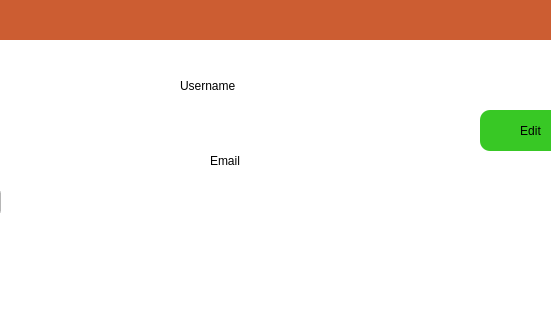
Above: TriviadorGame/TriviadorGame/GameWindow.ui from Mihnea11/Triviador before the change; both pictures show x 200 to 751 and y 0 to 320 of the 1280 by 720 pixel window. Below: the same form after it.
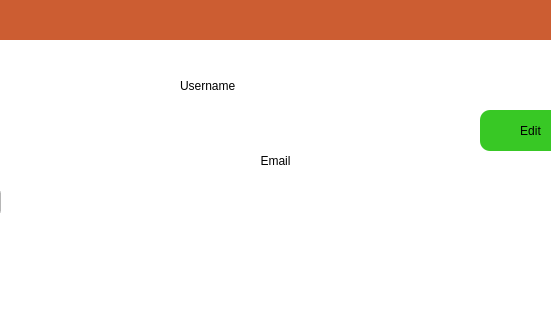
That is the form after the change. Icons and pictures are not drawn.

Commit message: Added profile functionality and minor ui changes

```diff
--- a/TriviadorGame/TriviadorGame/GameWindow.ui
+++ b/TriviadorGame/TriviadorGame/GameWindow.ui
@@ -10,6 +10,18 @@
     <height>720</height>
    </rect>
   </property>
+  <property name="minimumSize">
+   <size>
+    <width>1280</width>
+    <height>720</height>
+   </size>
+  </property>
+  <property name="maximumSize">
+   <size>
+    <width>1280</width>
+    <height>720</height>
+   </size>
+  </property>
   <property name="windowTitle">
    <string>Dialog</string>
   </property>
@@ -205,9 +217,9 @@
    <widget class="QLabel" name="ProfileEmailLabel">
     <property name="geometry">
      <rect>
-      <x>310</x>
+      <x>180</x>
       <y>100</y>
-      <width>91</width>
+      <width>391</width>
       <height>41</height>
      </rect>
     </property>
@@ -217,6 +229,9 @@
     <property name="text">
      <string>Email</string>
     </property>
+    <property name="alignment">
+     <set>Qt::AlignCenter</set>
+    </property>
    </widget>
    <widget class="QLabel" name="ProfilePlayerStatsLabel">
     <property name="geometry">
```
Left out of the diff: 2 changed lines with no effect on the pictures. The commit also changes 3 other files.
